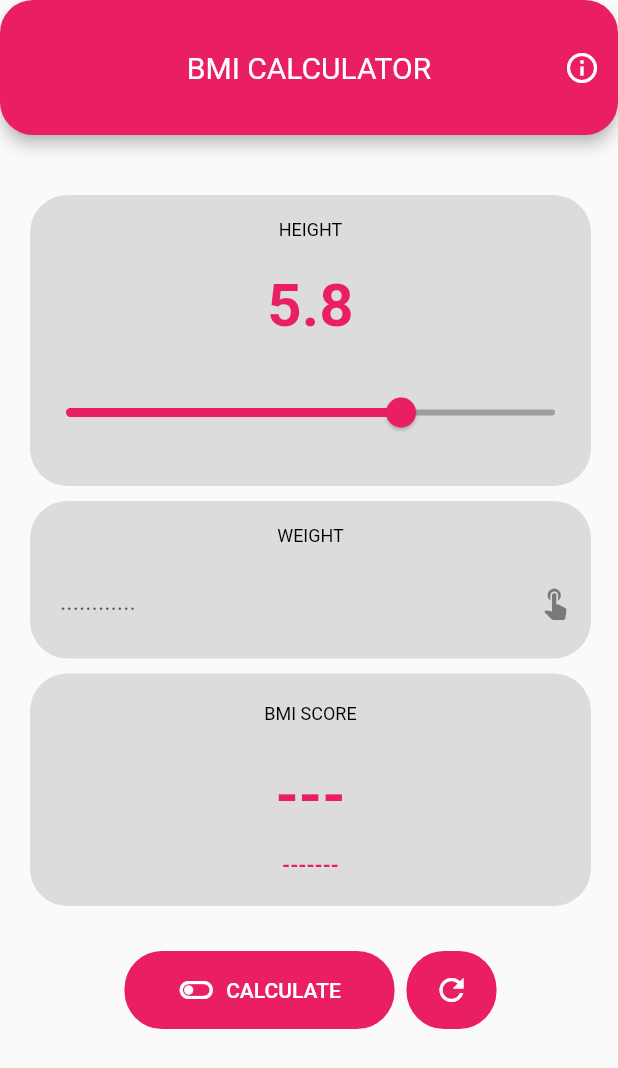
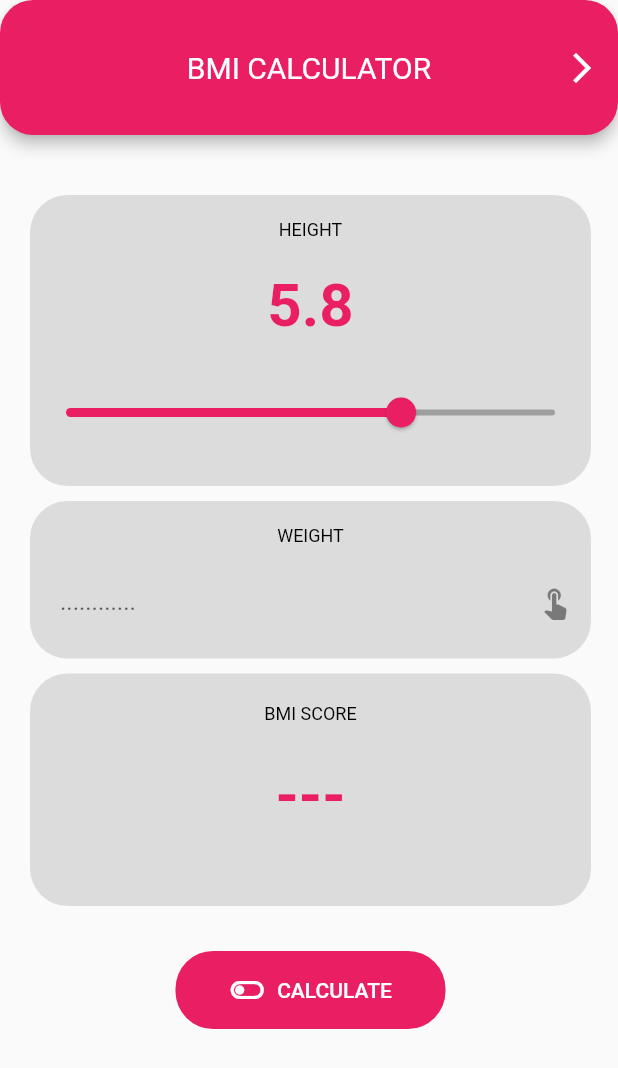
Before and after one commit to HiraK7dev/Bmi-Calculator, a Flutter app: the screen it shows after launch, on a phone screen of 412 x 824 dp. Shown: the top 1068 px of the screen. Run offline on Flutter 3.47's test engine with Material 2 defaults, Android fonts, the phone set to English and light mode, and no system bars.

Commit message:
updated to version 1.2.0

```diff
--- a/lib/button.dart
+++ b/lib/button.dart
@@ -28,6 +28,27 @@ class buttonState extends State<button>{
     return Row(
       mainAxisAlignment: MainAxisAlignment.center,
       children: [
+        //Info Button >><<
+        // AnimatedContainer(
+        //   decoration: BoxDecoration(
+        //     border: Border.all(color: Colors.transparent),
+        //     borderRadius: BorderRadius.circular(25),
+        //     color: widget.changer==0?Colors.pink:widget.changer==1?Colors.orangeAccent:widget.changer==2?Colors.green:widget.changer==3?Colors.red:Colors.blueGrey,
+        //   ),
+        //   height: widget.changer==0?2:40,
+        //   width: widget.changer==0?0:65,
+        //   duration: const Duration(seconds: 1),
+        //   curve: Curves.fastEaseInToSlowEaseOut,
+        //   child: IconButton(
+        //     onPressed: widget.reset,
+        //     icon: Icon(
+        //       Icons.info_outline,
+        //       color: widget.changer==0?Colors.transparent:Colors.white,
+        //     ),
+        //   ),
+        // ),
+
+        const SizedBox(width: 8,),
 
         //Calculate Button >><<
         AnimatedContainer(
@@ -37,8 +58,8 @@ class buttonState extends State<button>{
             color: widget.changer==0?Colors.pink:widget.changer==1?Colors.orangeAccent:widget.changer==2?Colors.green:widget.changer==3?Colors.red:Colors.blueGrey,
           ),
           height: widget.changer==0?52:40,
-          width: widget.changer==0?180:160,
-          duration: const Duration(seconds: 4),
+          width: widget.changer==0?180:150,
+          duration: const Duration(seconds: 6),
           curve: Curves.easeInOutCubicEmphasized,
           child: TextButton.icon(
               onPressed: widget.call,
@@ -68,18 +89,23 @@ class buttonState extends State<button>{
             borderRadius: BorderRadius.circular(25),
             color: widget.changer==0?Colors.pink:widget.changer==1?Colors.orangeAccent:widget.changer==2?Colors.green:widget.changer==3?Colors.red:Colors.blueGrey,
           ),
-          height: widget.changer==0?52:40,
-          width: widget.changer==0?60:80,
-          duration: const Duration(seconds: 4),
-          curve: Curves.easeInOutCubicEmphasized,
+          // height: widget.changer==0?52:40,
+          // width: widget.changer==0?60:70,
+          // duration: const Duration(seconds: 4),
+          // curve: Curves.easeInOutCubicEmphasized,
+          height: widget.changer==0?2:40,
+          width: widget.changer==0?0:65,
+          duration: const Duration(seconds: 1),
+          curve: Curves.fastEaseInToSlowEaseOut,
           child: IconButton(
             onPressed: widget.reset,
-            icon: const Icon(
+            icon: Icon(
               Icons.refresh,
-              color: Colors.white,
+              color: widget.changer==0?Colors.transparent:Colors.white,
             ),
           ),
         ),
+
       ],
     );
   }
--- a/lib/input_screen.dart
+++ b/lib/input_screen.dart
@@ -236,7 +236,7 @@ class input_screenState extends State<input_screen>{
                   child: Text(
                     checker,
                     style: TextStyle(
-                            color: anime==0?Colors.pink:anime==1?Colors.orangeAccent:anime==2?Colors.green:anime==3?Colors.red:Colors.blueGrey,
+                            color: anime==0?Colors.transparent:anime==1?Colors.orangeAccent:anime==2?Colors.green:anime==3?Colors.red:Colors.blueGrey,
                             fontSize: 14,
                             fontWeight: FontWeight.bold
                         )
--- a/lib/main.dart
+++ b/lib/main.dart
@@ -18,19 +18,19 @@ class home_page extends StatefulWidget{
 class _home_pageState extends State<home_page> {
 
   Widget activeScreen = const input_screen();
-  IconData info = Icons.info_outlined;
+  IconData info = Icons.arrow_forward_ios;
   var test = 0;
   //changing the screen
   void screenChanger(){
     setState(() {
 
       if(test == 1) {
-        info = Icons.arrow_forward_ios_outlined;
+        info = Icons.arrow_forward_ios;
         activeScreen = const input_screen();
         test = 0;
       }
       else{
-        info = Icons.arrow_back_ios_new_outlined;
+        info = Icons.arrow_back_ios;
         activeScreen = const About();
         test = 1;
       }
@@ -41,11 +41,13 @@ class _home_pageState extends State<home_page> {
   @override
   Widget build(context){
 
-    SystemChrome.setSystemUIOverlayStyle(
-      const SystemUiOverlayStyle(
-        statusBarColor: Colors.transparent
-      )
-    );
+    SystemChrome.setEnabledSystemUIMode(SystemUiMode.edgeToEdge);
+    SystemChrome.setSystemUIOverlayStyle(const SystemUiOverlayStyle(
+      statusBarBrightness: Brightness.light,
+      statusBarIconBrightness: Brightness.dark,
+      statusBarColor: Colors.transparent,
+      systemNavigationBarColor: Colors.transparent,
+    ));
 
     return MaterialApp(
       debugShowCheckedModeBanner: false,
```
